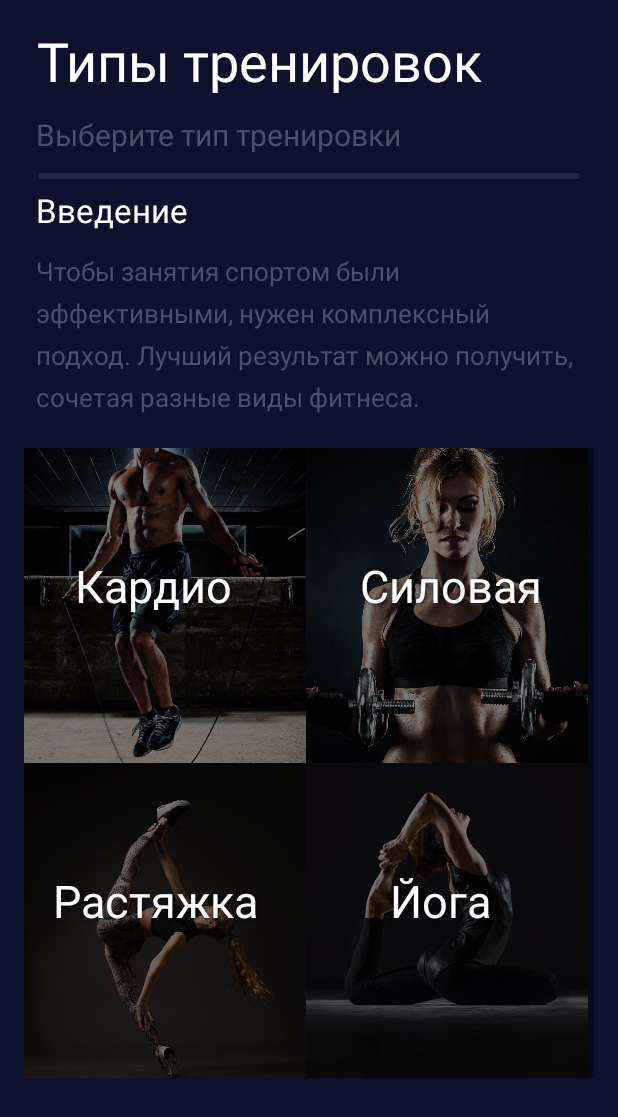
After one commit to daryamakeeva/FitnessApp, an Android app: the MainWorkAct screen opened directly, with no data from a screen before it, on a phone screen of 412 x 824 dp. The commit adds this screen. Shown: the top 1117 px of the screen. Run offline under Robolectric (Android 15) with nearby library versions, the phone set to English and light mode, and no system bars.

Commit message:
Обновление главного окна тренировок

```diff
--- a/app/src/main/AndroidManifest.xml
+++ b/app/src/main/AndroidManifest.xml
@@ -9,7 +9,8 @@
         android:roundIcon="@mipmap/ic_launcher_round"
         android:supportsRtl="true"
         android:theme="@style/AppTheme">
-        <activity android:name=".EditWorkAct"></activity>
+        <activity android:name=".MainWorkAct"></activity>
+        <activity android:name=".EditWorkAct" />
         <activity android:name=".StartWorkoutAct" />
         <activity android:name=".WorkoutAct" />
         <activity android:name=".MainActivity">
--- /dev/null
+++ b/app/src/main/java/com/example/myapplication/MainWorkAct.java
@@ -0,0 +1,13 @@
+package com.example.myapplication;
+
+import android.support.v7.app.AppCompatActivity;
+import android.os.Bundle;
+
+public class MainWorkAct extends AppCompatActivity {
+
+    @Override
+    protected void onCreate(Bundle savedInstanceState) {
+        super.onCreate(savedInstanceState);
+        setContentView(R.layout.activity_main_work);
+    }
+}
--- /dev/null
+++ b/app/src/main/res/layout/activity_main_work.xml
@@ -0,0 +1,180 @@
+<?xml version="1.0" encoding="utf-8"?>
+<RelativeLayout xmlns:android="http://schemas.android.com/apk/res/android"
+    xmlns:app="http://schemas.android.com/apk/res-auto"
+    xmlns:tools="http://schemas.android.com/tools"
+    android:layout_width="match_parent"
+    android:layout_height="match_parent"
+    android:background="@color/colorPrimaryDark"
+    tools:context=".MainWorkAct">
+
+    <TextView
+        android:id="@+id/titlepage"
+        android:layout_width="wrap_content"
+        android:layout_height="wrap_content"
+        android:layout_marginStart="24dp"
+        android:layout_marginLeft="24dp"
+        android:layout_marginTop="16dp"
+        android:lineSpacingExtra="8dp"
+        android:text="Типы тренировок"
+        android:textAlignment="center"
+        android:textColor="#FFFFFF"
+        android:textSize="36sp" />
+
+    <TextView
+        android:id="@+id/subtitlepage"
+        android:layout_width="wrap_content"
+        android:layout_height="wrap_content"
+        android:layout_marginStart="24dp"
+        android:layout_marginLeft="24dp"
+        android:layout_marginTop="76dp"
+        android:lineSpacingExtra="8dp"
+        android:text="Выберите тип тренировки"
+        android:textColor="#4C5067"
+        android:textSize="20sp" />
+
+    <View
+        android:id="@+id/divpage"
+        android:layout_width="match_parent"
+        android:layout_height="4dp"
+        android:layout_alignTop="@+id/subtitlepage"
+        android:layout_marginStart="26dp"
+        android:layout_marginTop="39dp"
+        android:layout_marginEnd="26dp"
+        android:background="#25293E" />
+
+    <TextView
+        android:id="@+id/startpage"
+        android:layout_width="wrap_content"
+        android:layout_height="wrap_content"
+        android:layout_alignTop="@+id/subtitlepage"
+        android:layout_marginStart="24dp"
+        android:layout_marginLeft="24dp"
+        android:layout_marginTop="49dp"
+        android:lineSpacingExtra="8dp"
+        android:text="Введение"
+        android:textAlignment="center"
+        android:textColor="#FFFFFF"
+        android:textSize="22sp" />
+
+    <TextView
+        android:id="@+id/starttext"
+        android:layout_width="match_parent"
+        android:layout_height="wrap_content"
+        android:layout_alignTop="@+id/startpage"
+        android:layout_marginStart="24dp"
+        android:layout_marginLeft="24dp"
+        android:layout_marginTop="43dp"
+        android:layout_marginEnd="24dp"
+        android:layout_marginRight="24dp"
+        android:lineSpacingExtra="8dp"
+        android:text="Чтобы занятия спортом были эффективными, нужен комплексный подход. Лучший результат можно получить, сочетая разные виды фитнеса."
+        android:textColor="#4C5067"
+        android:textSize="17sp" />
+
+    <LinearLayout
+        android:id="@+id/linearLayout"
+        android:layout_width="match_parent"
+        android:layout_height="210dp"
+        android:layout_alignTop="@+id/starttext"
+        android:layout_marginLeft="16dp"
+        android:layout_marginRight="16dp"
+        android:layout_marginTop="130dp"
+        android:orientation="horizontal"
+        android:foreground="#80000000">
+
+
+
+        <ImageView
+            android:layout_width="188dp"
+            android:layout_height="210dp"
+            android:src="@drawable/cardiom"
+            android:adjustViewBounds="true"
+            android:scaleType="centerCrop"/>
+        <ImageView
+            android:layout_width="188dp"
+            android:layout_height="210dp"
+            android:src="@drawable/powerm"
+            android:adjustViewBounds="true"
+            android:scaleType="centerCrop"/>
+    </LinearLayout>
+
+    <LinearLayout
+        android:id="@+id/linearLayout1"
+        android:layout_width="match_parent"
+        android:layout_height="210dp"
+        android:layout_alignTop="@+id/starttext"
+        android:layout_marginLeft="16dp"
+        android:layout_marginRight="16dp"
+        android:layout_marginTop="340dp"
+        android:orientation="horizontal"
+        android:foreground="#80000000">
+
+
+        <ImageView
+            android:layout_width="188dp"
+            android:layout_height="210dp"
+            android:adjustViewBounds="true"
+            android:scaleType="centerCrop"
+            android:src="@drawable/stretchm" />
+        <ImageView
+            android:layout_width="188dp"
+            android:layout_height="210dp"
+            android:src="@drawable/yogam"
+            android:adjustViewBounds="true"
+            android:scaleType="centerCrop"/>
+    </LinearLayout>
+
+    <TextView
+        android:layout_width="match_parent"
+        android:layout_height="match_parent"
+        android:layout_marginTop="370dp"
+        android:layout_marginBottom="-433dp"
+        android:layout_marginLeft="50dp"
+        android:text="Кардио"
+        android:textColor="#FFF"
+        android:textSize="30sp"
+        android:shadowColor="#99000000"
+        android:shadowDx="1"
+        android:shadowDy="1"
+        android:shadowRadius="3"/>
+    <TextView
+        android:layout_width="match_parent"
+        android:layout_height="match_parent"
+        android:layout_marginTop="370dp"
+        android:layout_marginBottom="-433dp"
+        android:layout_marginLeft="240dp"
+        android:text="Силовая"
+        android:textColor="#FFF"
+        android:textSize="30sp"
+        android:shadowColor="#99000000"
+        android:shadowDx="1"
+        android:shadowDy="1"
+        android:shadowRadius="3"/>
+    <TextView
+        android:layout_width="match_parent"
+        android:layout_height="match_parent"
+        android:layout_marginTop="580dp"
+        android:layout_marginBottom="-433dp"
+        android:layout_marginLeft="35dp"
+        android:text="Растяжка"
+        android:textColor="#FFF"
+        android:textSize="30sp"
+        android:shadowColor="#99000000"
+        android:shadowDx="1"
+        android:shadowDy="1"
+        android:shadowRadius="3"/>
+    <TextView
+        android:layout_width="match_parent"
+        android:layout_height="match_parent"
+        android:layout_marginTop="580dp"
+        android:layout_marginBottom="-433dp"
+        android:layout_marginLeft="260dp"
+        android:text="Йога"
+        android:textColor="#FFF"
+        android:textSize="30sp"
+        android:shadowColor="#99000000"
+        android:shadowDx="1"
+        android:shadowDy="1"
+        android:shadowRadius="3"/>
+
+</RelativeLayout>
```
Also changed, not shown: app/src/main/java/com/example/myapplication/EditWorkAct.java (+93 -0 lines), app/src/main/java/com/example/myapplication/WorkoutAct.java (+12 -0 lines), app/src/main/res/layout/activity_workout.xml (+14 -0 lines), app/src/main/res/drawable/cardiom.jpg (added), app/src/main/res/drawable/powerm.jpg (added), app/src/main/res/drawable/stretchm.jpg (added), app/src/main/res/drawable/yogam.jpg (added).
